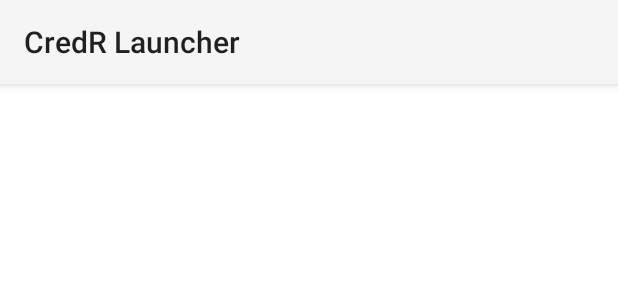
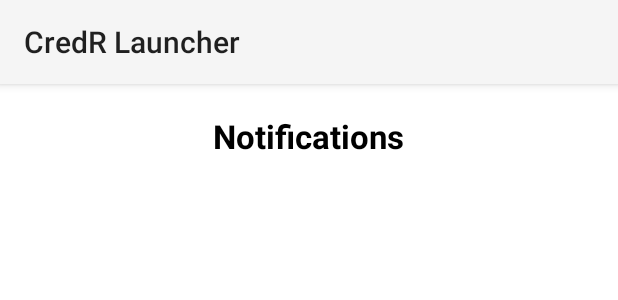
Before and after one commit to vagnihotri/Launcher, an Android app: the layout notification_layout.xml on its own in the app's theme, with its tools: preview values and no code run, on a phone screen of 412 x 824 dp. Shown: the top 300 px of the screen. Run offline under Robolectric (Android 15) with nearby library versions, the phone set to English and light mode, and no system bars.

Commit message:
Adding basic notification support

```diff
--- a/app/src/main/res/layout/notification_layout.xml
+++ b/app/src/main/res/layout/notification_layout.xml
@@ -1,11 +1,30 @@
 <?xml version="1.0" encoding="utf-8"?>
 <RelativeLayout xmlns:android="http://schemas.android.com/apk/res/android"
     android:background="@color/white_color"
+    android:clickable="true"
     android:layout_width="match_parent"
     android:layout_height="match_parent">
+    <TextView
+        android:id="@+id/notifcns_text"
+        android:text="Notifications"
+        android:layout_centerHorizontal="true"
+        android:textSize="22sp"
+        android:textColor="@android:color/black"
+        android:textStyle="bold"
+        android:layout_marginTop="20dp"
+        android:layout_marginBottom="20dp"
+        android:layout_width="wrap_content"
+        android:layout_height="wrap_content" />
 
-    <RelativeLayout
-        android:id="@+id/notifcnContainer"
+    <ScrollView
+        android:layout_below="@+id/notifcns_text"
         android:layout_width="match_parent"
-        android:layout_height="match_parent" />
+        android:layout_height="match_parent">
+        <RelativeLayout
+            android:id="@+id/notifcnContainer"
+            android:layout_marginLeft="@dimen/activity_horizontal_margin"
+            android:layout_marginRight="@dimen/activity_horizontal_margin"
+            android:layout_width="match_parent"
+            android:layout_height="match_parent" />
+    </ScrollView>
 </RelativeLayout>
```
Also changed, not shown: app/src/main/java/com/credr/android/launcher/fragments/NotificationFragment.java (+25 -3 lines).
